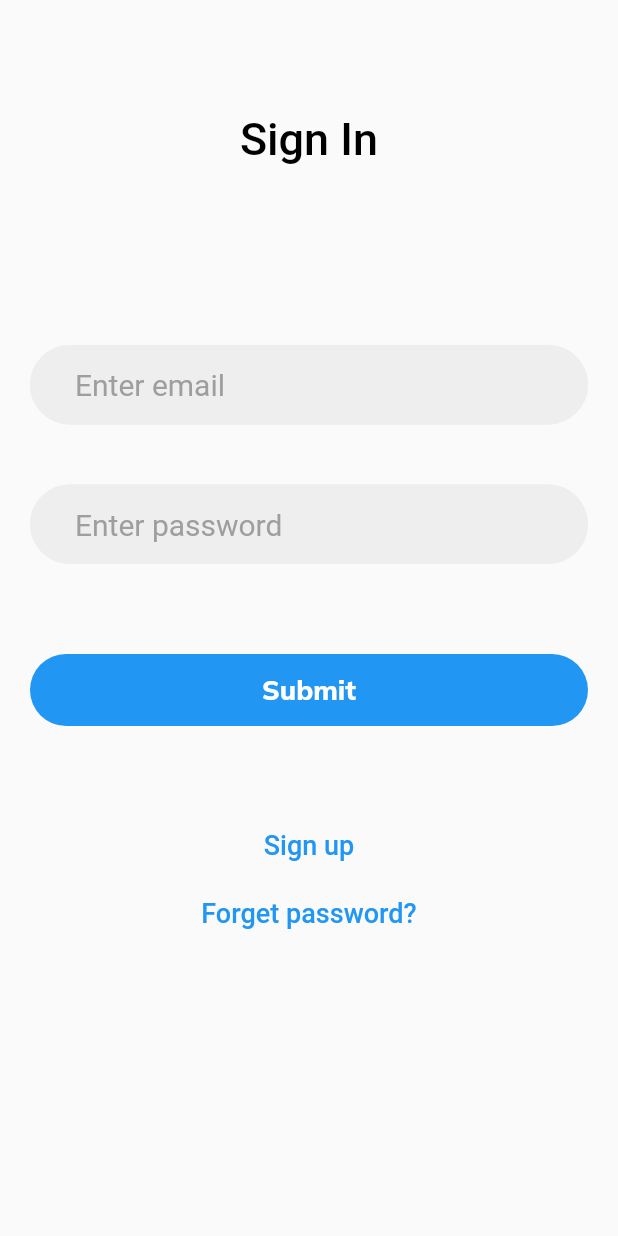
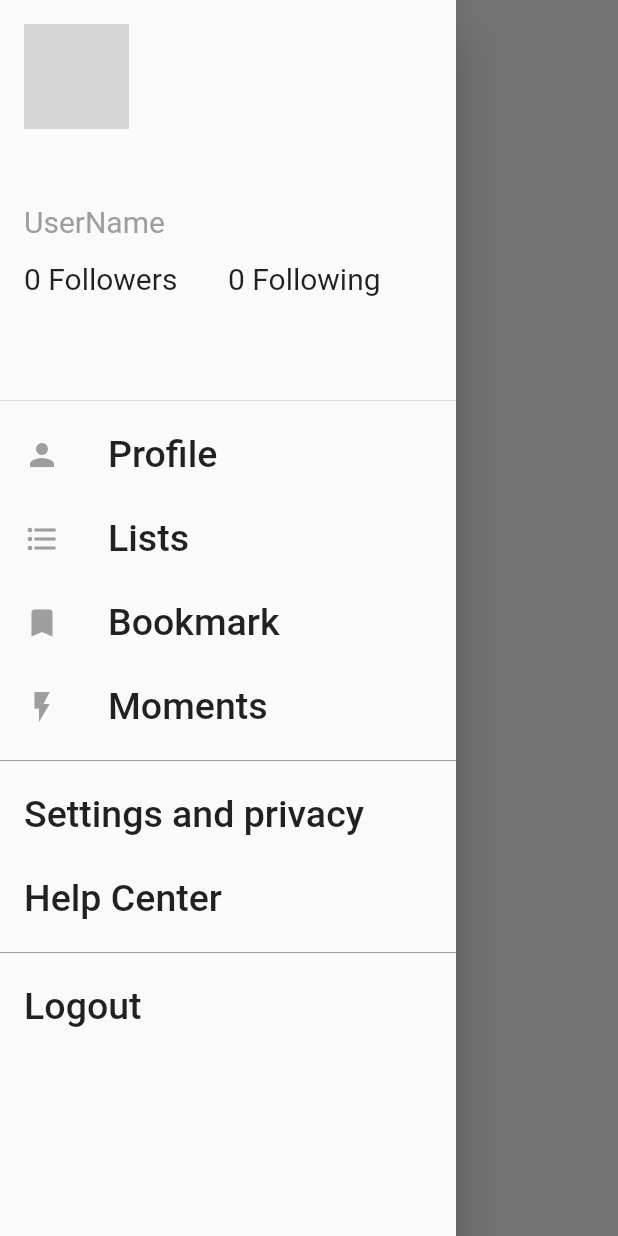
Before and after one commit to RLewis11769/holberton-twitter_clone, a Flutter app: the screen it shows after launch, with the side drawer open (before the commit the screen has no drawer), on a phone screen of 412 x 824 dp. Run offline on Flutter 3.47's test engine with Material 2 defaults, Android fonts, the phone set to English and light mode, and no system bars; our stand-ins replace google_fonts; network calls fail; grey boxes are pictures that could not be loaded.

Commit message:
Add home screen with nav drawer

```diff
--- a/twitter/lib/main.dart
+++ b/twitter/lib/main.dart
@@ -1,5 +1,5 @@
 import 'package:flutter/material.dart';
-import '../screens/signin_screen.dart';
+import '../screens/home_screen.dart';
 
 void main() {
   runApp(const MyApp());
@@ -19,13 +19,16 @@ class MyApp extends StatelessWidget {
         primaryColorDark: Colors.black,
         primaryColorLight: Colors.grey,
         textTheme: const TextTheme(
-          headline4: TextStyle(fontSize: 30, fontWeight: FontWeight.w500),
-          bodyText1: TextStyle(fontSize: 18, height: 2.5),
-          button: TextStyle(fontSize: 18, fontWeight: FontWeight.w800),
+          headline4: TextStyle(fontSize: 27.5, fontWeight: FontWeight.w500),
+          headline6: TextStyle(fontSize: 20),
+          subtitle1: TextStyle(fontSize: 20),
+          bodyText1: TextStyle(fontSize: 25),
+          bodyText2: TextStyle(fontSize: 15, height: 2.5),
+          button: TextStyle(fontSize: 15, fontWeight: FontWeight.w800),
         ),
       ),
       // Home page defined by SignIn widget
-      home: const SignIn(),
+      home: const HomeScreen(),
     );
   }
 }
--- /dev/null
+++ b/twitter/lib/screens/home_screen.dart
@@ -0,0 +1,24 @@
+import 'package:flutter/material.dart';
+import '../widgets/side_bar_menu.dart';
+
+class HomeScreen extends StatefulWidget {
+  const HomeScreen({Key? key}) : super(key: key);
+
+  @override
+  State<HomeScreen> createState() => _HomeScreenState();
+}
+
+class _HomeScreenState extends State<HomeScreen> {
+  @override
+  Widget build(BuildContext context) {
+    return Scaffold(
+      appBar: AppBar(
+        backgroundColor: Colors.transparent,
+        foregroundColor: Theme.of(context).primaryColorDark,
+        elevation: 0,
+        title: const Text('Home'),
+      ),
+      drawer: const SideBarMenu(),
+    );
+  }
+}
--- /dev/null
+++ b/twitter/lib/widgets/side_bar_menu.dart
@@ -0,0 +1,95 @@
+import 'package:flutter/material.dart';
+
+class SideBarMenu extends StatefulWidget {
+  const SideBarMenu({Key? key}) : super(key: key);
+
+  @override
+  State<SideBarMenu> createState() => _SideBarMenuState();
+}
+
+class _SideBarMenuState extends State<SideBarMenu> {
+  @override
+  Widget build(BuildContext context) {
+    return Drawer(
+      child: ListView(
+        padding: EdgeInsets.zero,
+        children: [
+          SizedBox(
+            height: 275,
+            child: DrawerHeader(
+              child: Column(
+                  crossAxisAlignment: CrossAxisAlignment.start,
+                  children: [
+                    const CircleAvatar(
+                      backgroundImage: NetworkImage(
+                          'https://www.clipartmax.com/png/full/5-55403_blank-avatar-profile-pic-icon-female.png'),
+                      radius: 35,
+                    ),
+                    Container(
+                      padding: const EdgeInsets.fromLTRB(0, 50, 0, 15),
+                      child: Text(
+                        'UserName',
+                        style: Theme.of(context).textTheme.subtitle1!.copyWith(
+                            color: Theme.of(context).primaryColorLight),
+                      ),
+                    ),
+                    Row(
+                      children: [
+                        Expanded(
+                            child: Text('0 Followers',
+                                style: Theme.of(context).textTheme.subtitle1)),
+                        Expanded(
+                            child: Text('0 Following',
+                                style: Theme.of(context).textTheme.subtitle1))
+                      ],
+                    ),
+                  ]),
+            ),
+          ),
+          ListTile(
+            leading: const Icon(Icons.person),
+            iconColor: Theme.of(context).primaryColorLight,
+            title: const Text('Profile'),
+            onTap: () => {},
+          ),
+          ListTile(
+            leading: const Icon(Icons.format_list_bulleted),
+            iconColor: Theme.of(context).primaryColorLight,
+            title: const Text('Lists'),
+            onTap: () => {},
+          ),
+          ListTile(
+            leading: const Icon(Icons.bookmark),
+            iconColor: Theme.of(context).primaryColorLight,
+            title: const Text('Bookmark'),
+            onTap: () => {},
+          ),
+          ListTile(
+            leading: const Icon(Icons.flash_on),
+            iconColor: Theme.of(context).primaryColorLight,
+            title: const Text('Moments'),
+            onTap: () => {},
+          ),
+          Divider(
+            color: Theme.of(context).primaryColorLight,
+          ),
+          ListTile(
+            title: const Text('Settings and privacy'),
+            onTap: () => {},
+          ),
+          ListTile(
+            title: const Text('Help Center'),
+            onTap: () => {},
+          ),
+          Divider(
+            color: Theme.of(context).primaryColorLight,
+          ),
+          ListTile(
+            title: const Text('Logout'),
+            onTap: () => {},
+          ),
+        ],
+      ),
+    );
+  }
+}
```
